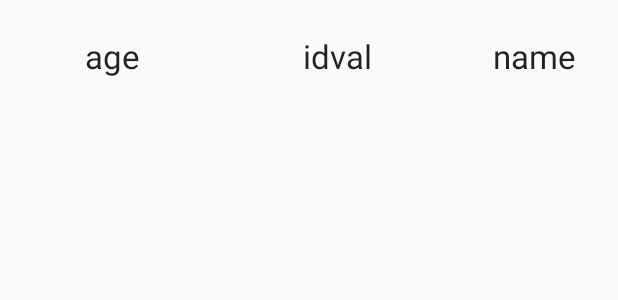
After one commit to porchezhiyan/samplefunctions, an Android app: the layout row_layout.xml on its own in the app's theme, with its tools: preview values and no code run, on a phone screen of 412 x 824 dp. The commit adds this screen. Shown: the top 300 px of the screen. Run offline under Robolectric (Android 15) with nearby library versions, the phone set to English and light mode, and no system bars; network calls fail.

Commit message:
creating list view

```diff
--- a/app/src/main/java/com/example/rmdec/sample2/Main2Activity.java
+++ b/app/src/main/java/com/example/rmdec/sample2/Main2Activity.java
@@ -118,7 +118,8 @@ public class Main2Activity extends AppCompatActivity {
 
             int count=0;
 
-            String name,age,id;
+            String name;
+            int age,id;
 
             while(count<jsonArray.length()){
                 JSONObject jo =jsonArray.getJSONObject(count);
--- /dev/null
+++ b/app/src/main/res/layout/row_layout.xml
@@ -0,0 +1,38 @@
+<?xml version="1.0" encoding="utf-8"?>
+<RelativeLayout xmlns:android="http://schemas.android.com/apk/res/android"
+    android:layout_width="match_parent" android:layout_height="75dp">
+
+
+    <TextView
+        android:layout_width="150dp"
+        android:layout_height="match_parent"
+        android:layout_alignParentLeft="true"
+        android:gravity="center"
+        android:text="age"
+        android:id="@+id/age"
+        android:textAppearance="@android:style/TextAppearance.Large" />
+
+
+
+    <TextView
+        android:layout_width="150dp"
+        android:layout_height="match_parent"
+        android:layout_toRightOf="@+id/age"
+        android:gravity="center"
+        android:text="idval"
+        android:id="@+id/idval"
+        android:textAppearance="@android:style/TextAppearance.Large" />
+
+
+
+    <TextView
+        android:layout_width="150dp"
+        android:layout_height="match_parent"
+        android:layout_toRightOf="@+id/idval"
+        android:gravity="center"
+        android:text="name"
+        android:id="@+id/name"
+        android:textAppearance="@android:style/TextAppearance.Large" />
+
+
+</RelativeLayout>
```
Also changed, not shown: app/src/main/java/com/example/rmdec/sample2/Subcribers.java (added, +41 -0 lines), app/src/main/java/com/example/rmdec/sample2/SubscribersAdaptor.java (+5 -4 lines).
